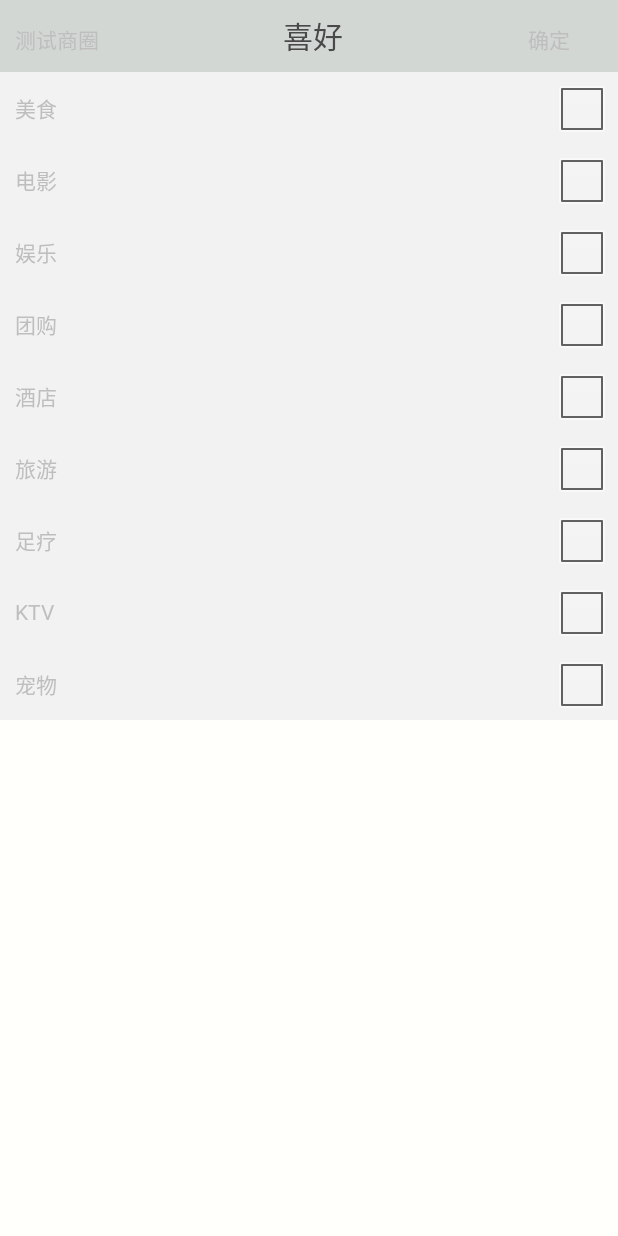
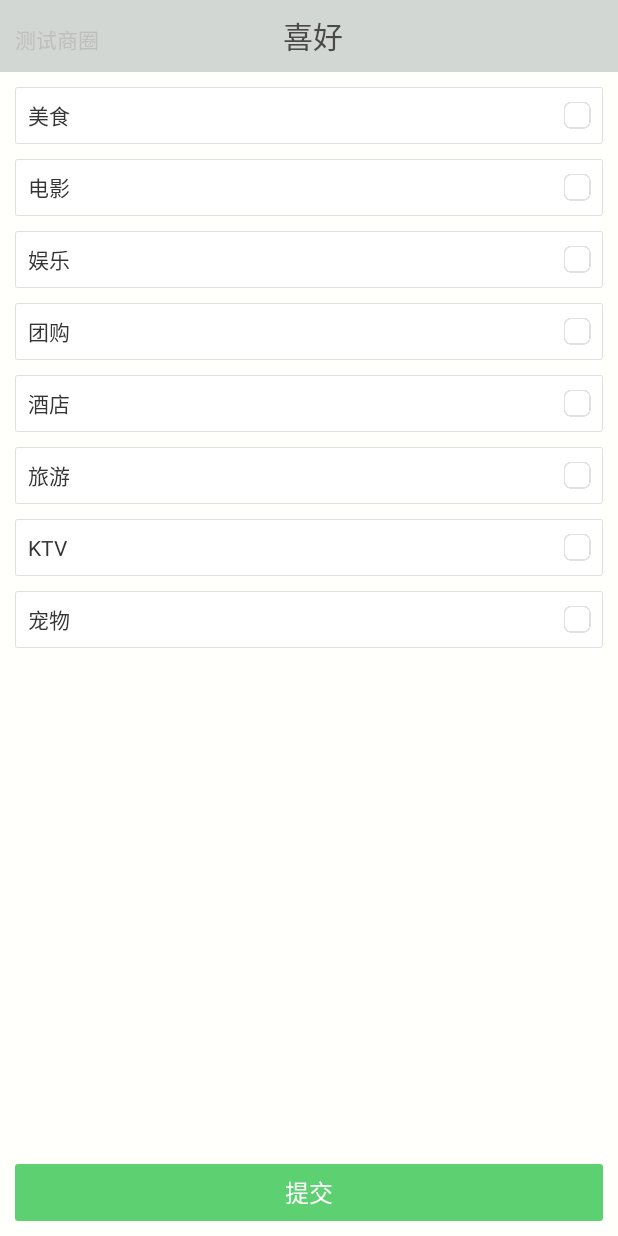
Before and after one commit to xugh24/ypApp, an Android app: the MylikeActivity screen opened directly, with no data from a screen before it, on a phone screen of 412 x 824 dp. Run offline under Robolectric (Android 15) with nearby library versions, the phone set to English and light mode, and no system bars.

Commit message:
修改代码

```diff
--- a/app/src/main/java/com/yuepang/yuepang/activity/MylikeActivity.java
+++ b/app/src/main/java/com/yuepang/yuepang/activity/MylikeActivity.java
@@ -1,16 +1,77 @@
 package com.yuepang.yuepang.activity;
 
+import android.view.View;
+import android.widget.Button;
+import android.widget.CheckBox;
+import android.widget.LinearLayout;
+
 import com.yuepang.yuepang.R;
+import com.yuepang.yuepang.Util.BindView;
 
 /**
- *
  * 我的喜好页面
  */
 
 public class MylikeActivity extends BaseActivity {
+
+    @BindView(id = R.id.ll_cate, click = true)
+    private LinearLayout llcate;// 美食
+
+    @BindView(id = R.id.ll_movie, click = true)
+    private LinearLayout llmovie;// 电影
+
+    @BindView(id = R.id.ll_recreation, click = true)
+    private LinearLayout llrecreation; // 娱乐
+
+    @BindView(id = R.id.ll_group, click = true)
+    private LinearLayout llgroup; // 团购
+
+    @BindView(id = R.id.ll_hotel, click = true)
+    private LinearLayout llhotel; // 酒店
+
+    @BindView(id = R.id.ll_travel, click = true)
+    private LinearLayout lltravel; // 旅行
+
+    @BindView(id = R.id.ll_ktv, click = true)
+    private LinearLayout llktv; // ktv
+
+    @BindView(id = R.id.ll_pet, click = true)
+    private LinearLayout llpet; //宠物
+
+    @BindView(id = R.id.chb_cate)
+    private CheckBox chbCate;// 美食
+
+
+    @BindView(id = R.id.chb_movie)
+    private CheckBox chbMovie;// 电影
+
+    @BindView(id = R.id.chb_recreation)
+    private CheckBox chbRecreation;//娱乐
+
+
+    @BindView(id = R.id.chb_group)
+    private CheckBox chbGroup;// 团购
+
+
+    @BindView(id = R.id.chb_hotel)
+    private CheckBox chbhotel;// 旅馆
+
+    @BindView(id = R.id.ll_travel)
+    private CheckBox chbTravel;
+
+    @BindView(id = R.id.ll_ktv)
+    private CheckBox chbktv;
+
+    @BindView(id = R.id.ll_pet)
+    private CheckBox chbpet;
+
+    @BindView(id = R.id.ll_cate, click = true)
+    private Button btn_sub;
+
+
     @Override
     protected String getMyRTitle() {
-        return "确定";
+        return null;
     }
 
     @Override
@@ -24,7 +85,13 @@ public class MylikeActivity extends BaseActivity {
     }
 
     @Override
-    public void clikRt() {
-        finish();
+    public void onClick(View v) {
+        super.onClick(v);
+        switch (v.getId()) {
+            case R.id.ll_cate:
+                chbCate.setChecked(chbCate.isChecked()? false:true);
+                break;
+
+        }
     }
 }
--- /dev/null
+++ b/app/src/main/res/drawable/bg_check_sel.xml
@@ -0,0 +1,9 @@
+<?xml version="1.0" encoding="utf-8"?>
+<selector xmlns:android="http://schemas.android.com/apk/res/android">
+
+    <item android:drawable="@drawable/chk_checked1" android:state_checked="true"></item>
+    <item android:drawable="@drawable/chk_checked1" android:state_selected="true"></item>
+    <item android:drawable="@drawable/chk_checked1" android:state_pressed="true"></item>
+    <item android:drawable="@drawable/chk_normal_sel"></item>
+
+</selector>
--- a/app/src/main/res/layout/mylike_ly.xml
+++ b/app/src/main/res/layout/mylike_ly.xml
@@ -2,214 +2,197 @@
 <LinearLayout xmlns:android="http://schemas.android.com/apk/res/android"
     android:layout_width="match_parent"
     android:layout_height="match_parent"
-    android:orientation="vertical">
+    android:orientation="vertical"
+    android:padding="10dp">
 
     <LinearLayout
         android:id="@+id/ll_cate"
+        style="@style/sty_ll"
         android:layout_width="match_parent"
-        android:layout_height="48dp"
-        android:background="@drawable/ic_item_gray_pressed"
-        android:gravity="center_vertical"
-        android:orientation="horizontal">
+        android:layout_height="38dp">
 
         <TextView
+            style="@style/tv_1"
             android:layout_width="0dp"
             android:layout_height="match_parent"
-            android:layout_marginLeft="10dp"
             android:layout_weight="1"
             android:gravity="center_vertical"
             android:text="美食" />
 
         <CheckBox
             android:id="@+id/chb_cate"
+            style="@style/sty_chb1"
             android:layout_width="wrap_content"
-            android:layout_height="wrap_content"
-            android:layout_marginRight="5dp" />
+            android:layout_height="wrap_content" />
     </LinearLayout>
 
     <LinearLayout
         android:id="@+id/ll_movie"
+        style="@style/sty_ll"
         android:layout_width="match_parent"
-        android:layout_height="48dp"
-        android:background="@drawable/ic_item_gray_pressed"
-        android:gravity="center_vertical"
-        android:orientation="horizontal">
+        android:layout_height="38dp"
+        android:layout_marginTop="10dp">
 
         <TextView
+            style="@style/tv_1"
             android:layout_width="0dp"
             android:layout_height="match_parent"
-            android:layout_marginLeft="10dp"
             android:layout_weight="1"
             android:gravity="center_vertical"
             android:text="电影" />
 
         <CheckBox
             android:id="@+id/chb_movie"
+            style="@style/sty_chb1"
             android:layout_width="wrap_content"
-            android:layout_height="wrap_content"
-            android:layout_marginRight="5dp" />
+            android:layout_height="wrap_content" />
     </LinearLayout>
 
     <LinearLayout
         android:id="@+id/ll_recreation"
+        style="@style/sty_ll"
         android:layout_width="match_parent"
-        android:layout_height="48dp"
-        android:background="@drawable/ic_item_gray_pressed"
-        android:gravity="center_vertical"
-        android:orientation="horizontal">
+        android:layout_height="38dp"
+        android:layout_marginTop="10dp">
 
         <TextView
+            style="@style/tv_1"
             android:layout_width="0dp"
             android:layout_height="match_parent"
-            android:layout_marginLeft="10dp"
             android:layout_weight="1"
             android:gravity="center_vertical"
             android:text="娱乐" />
 
         <CheckBox
             android:id="@+id/chb_recreation"
+            style="@style/sty_chb1"
             android:layout_width="wrap_content"
-            android:layout_height="wrap_content"
-            android:layout_marginRight="5dp" />
+            android:layout_height="wrap_content" />
     </LinearLayout>
 
     <LinearLayout
         android:id="@+id/ll_group"
+        style="@style/sty_ll"
         android:layout_width="match_parent"
-        android:layout_height="48dp"
-        android:background="@drawable/ic_item_gray_pressed"
-        android:gravity="center_vertical"
-        android:orientation="horizontal">
+        android:layout_height="38dp"
+        android:layout_marginTop="10dp">
 
         <TextView
+            style="@style/tv_1"
             android:layout_width="0dp"
             android:layout_height="match_parent"
-            android:layout_marginLeft="10dp"
             android:layout_weight="1"
             android:gravity="center_vertical"
             android:text="团购" />
 
         <CheckBox
             android:id="@+id/chb_group"
+            style="@style/sty_chb1"
             android:layout_width="wrap_content"
-            android:layout_height="wrap_content"
-            android:layout_marginRight="5dp" />
+            android:layout_height="wrap_content" />
     </LinearLayout>
 
     <LinearLayout
         android:id="@+id/ll_hotel"
+        style="@style/sty_ll"
         android:layout_width="match_parent"
-        android:layout_height="48dp"
-        android:background="@drawable/ic_item_gray_pressed"
-        android:gravity="center_vertical"
-        android:orientation="horizontal">
+        android:layout_height="38dp"
+        android:layout_marginTop="10dp">
 
         <TextView
+            style="@style/tv_1"
             android:layout_width="0dp"
             android:layout_height="match_parent"
-            android:layout_marginLeft="10dp"
             android:layout_weight="1"
             android:gravity="center_vertical"
             android:text="酒店" />
 
         <CheckBox
             android:id="@+id/chb_hotel"
+            style="@style/sty_chb1"
             android:layout_width="wrap_content"
-            android:layout_height="wrap_content"
-            android:layout_marginRight="5dp" />
+            android:layout_height="wrap_content" />
     </LinearLayout>
 
     <LinearLayout
         android:id="@+id/ll_travel"
+        style="@style/sty_ll"
         android:layout_width="match_parent"
-        android:layout_height="48dp"
-        android:background="@drawable/ic_item_gray_pressed"
-        android:gravity="center_vertical"
-        android:orientation="horizontal">
+        android:layout_height="38dp"
+        android:layout_marginTop="10dp">
 
         <TextView
+            style="@style/tv_1"
             android:layout_width="0dp"
             android:layout_height="match_parent"
-            android:layout_marginLeft="10dp"
             android:layout_weight="1"
             android:gravity="center_vertical"
             android:text="旅游" />
 
         <CheckBox
             android:id="@+id/chb_travel"
+            style="@style/sty_chb1"
             android:layout_width="wrap_content"
-            android:layout_height="wrap_content"
-            android:layout_marginRight="5dp" />
+            android:layout_height="wrap_content" />
     </LinearLayout>
 
-    <LinearLayout
-        android:id="@+id/ll_pedicure"
-        android:layout_width="match_parent"
-        android:layout_height="48dp"
-        android:background="@drawable/ic_item_gray_pressed"
-        android:gravity="center_vertical"
-        android:orientation="horizontal">
-
-        <TextView
-            android:layout_width="0dp"
-            android:layout_height="match_parent"
-            android:layout_marginLeft="10dp"
-            android:layout_weight="1"
-            android:gravity="center_vertical"
-            android:text="足疗" />
-
-        <CheckBox
-            android:id="@+id/chb_pedicure"
-            android:layout_width="wrap_content"
-            android:layout_height="wrap_content"
-            android:layout_marginRight="5dp" />
-    </LinearLayout>
 
     <LinearLayout
         android:id="@+id/ll_ktv"
+        style="@style/sty_ll"
         android:layout_width="match_parent"
-        android:layout_height="48dp"
-        android:background="@drawable/ic_item_gray_pressed"
-        android:gravity="center_vertical"
-        android:orientation="horizontal">
+        android:layout_height="38dp"
+        android:layout_marginTop="10dp">
 
         <TextView
+            style="@style/tv_1"
             android:layout_width="0dp"
             android:layout_height="match_parent"
-            android:layout_marginLeft="10dp"
             android:layout_weight="1"
             android:gravity="center_vertical"
             android:text="KTV" />
 
         <CheckBox
             android:id="@+id/chb_ktv"
+            style="@style/sty_chb1"
             android:layout_width="wrap_content"
-            android:layout_height="wrap_content"
-            android:layout_marginRight="5dp" />
+            android:layout_height="wrap_content" />
     </LinearLayout>
 
     <LinearLayout
         android:id="@+id/ll_pet"
+        style="@style/sty_ll"
         android:layout_width="match_parent"
-        android:layout_height="48dp"
-        android:background="@drawable/ic_item_gray_pressed"
-        android:gravity="center_vertical"
-        android:orientation="horizontal">
+        android:layout_height="38dp"
+        android:layout_marginTop="10dp">
 
         <TextView
+            style="@style/tv_1"
             android:layout_width="0dp"
             android:layout_height="match_parent"
-            android:layout_marginLeft="10dp"
             android:layout_weight="1"
             android:gravity="center_vertical"
             android:text="宠物" />
 
         <CheckBox
             android:id="@+id/chb_pet"
+            style="@style/sty_chb1"
             android:layout_width="wrap_content"
-            android:layout_height="wrap_content"
-            android:layout_marginRight="5dp" />
+            android:layout_height="wrap_content" />
     </LinearLayout>
+
+    <View
+
+        android:layout_width="wrap_content"
+        android:layout_height="0dp"
+        android:layout_weight="1" />
+
+    <Button
+        android:id="@+id/btn_sub"
+        style="@style/syt_btn_green"
+        android:layout_width="match_parent"
+        android:layout_height="38dp"
+        android:text="提交" />
 
 
 </LinearLayout>
--- a/app/src/main/res/values/styles.xml
+++ b/app/src/main/res/values/styles.xml
@@ -13,11 +13,32 @@
         <item name="android:textSize">@dimen/f8</item>
     </style>
 
+    <style name="tv_1">
+        <item name="android:textColor">@color/c6</item>
+        <item name="android:textSize">@dimen/f4</item>
+    </style>
+
 
     <style name="syt_btn">
         <item name="android:textColor">@android:color/white</item>
         <item name="android:textSize">16dp</item>
         <item name="android:layout_height">38dp</item>
+    </style>
+
+
+    <style name="sty_ll">
+        <item name="android:background">@drawable/bg_input_normal</item>
+        <item name="android:gravity">center_vertical</item>
+        <item name="android:orientation">horizontal</item>
+        <item name="android:clickable">true</item>
+    </style>
+
+    <style name="sty_chb1">
+        <item name="android:layout_marginRight">8dp</item>
+        <item name="android:button">@drawable/bg_check_sel</item>
+        <item name="android:duplicateParentState">true</item>
+        <item name="android:clickable">false</item>
+
     </style>
 
 
@@ -55,7 +76,7 @@
         <item name="android:background">@drawable/bg_btn_grey</item>
     </style>
 
-    <style name="sty_list" >
+    <style name="sty_list">
         <item name="android:cacheColorHint">#00000000</item>
         <item name="android:divider">@drawable/divider_shape</item>
         <item name="android:dividerHeight">0dp</item>
```
Also changed, not shown: app/src/main/res/drawable-xxhdpi/chk_checked1.png (added), app/src/main/res/drawable-xxhdpi/chk_normal_sel.png (added).
